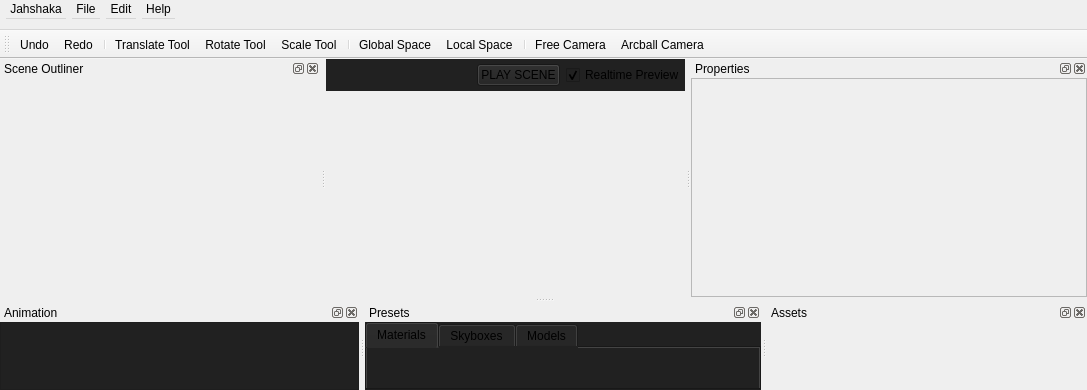
Above: src/mainwindow.ui from jahshaka/Studio before the change. Below: the same form after it.
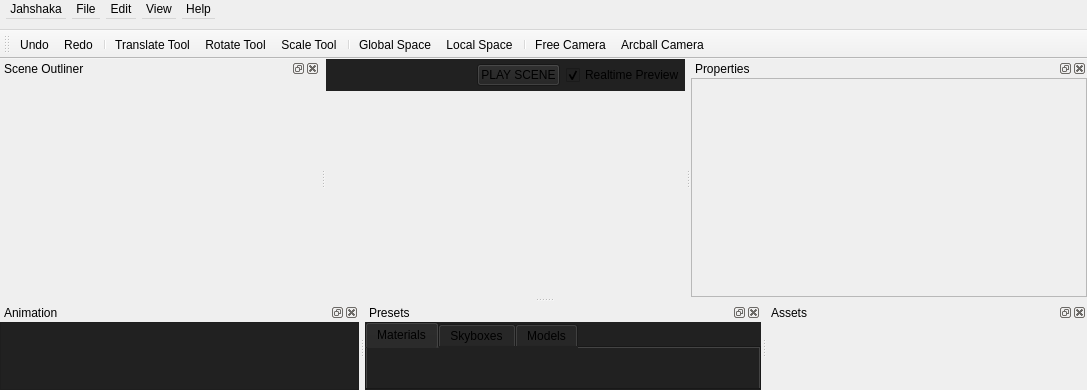
That is the form after the change. Icons and pictures are not drawn. Custom widgets are drawn as their Qt base class.

Commit message: Add toggleable menu for DockWidgets

What changed in the file:
```diff
--- a/src/mainwindow.ui
+++ b/src/mainwindow.ui
@@ -577,9 +577,20 @@
     <addaction name="actionClose"/>
     <addaction name="actionDelete"/>
    </widget>
+   <widget class="QMenu" name="menuView">
+    <property name="title">
+     <string>View</string>
+    </property>
+    <addaction name="actionOutliner"/>
+    <addaction name="actionProperties"/>
+    <addaction name="actionAnimation"/>
+    <addaction name="actionAssets"/>
+    <addaction name="actionPresets"/>
+   </widget>
    <addaction name="menuFile"/>
    <addaction name="menuFile_2"/>
    <addaction name="menuEdit"/>
+   <addaction name="menuView"/>
    <addaction name="menuHelp"/>
   </widget>
   <widget class="QDockWidget" name="sceneHierarchyDock">
```
Left out of the diff: 57 changed lines with no effect on the pictures. The commit also changes 1 other file.
